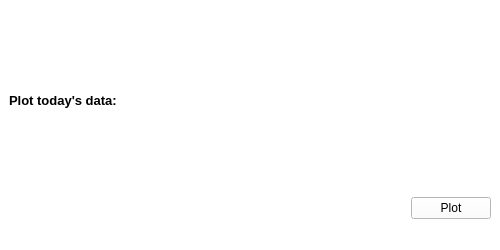
Before: the Qt Designer form src/covid19_nz_data_processing/app/ui_plot_app.ui in mahyar-osn/covid19_nz_data_processing, drawn with Qt 5.
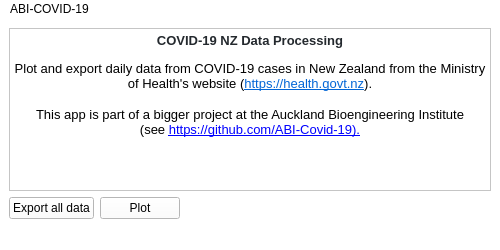
After: the same form once the commit is applied. Icons and pictures are not drawn.

Commit message: some UI update to allow for CSV export of data

```diff
--- a/src/covid19_nz_data_processing/app/ui_plot_app.ui
+++ b/src/covid19_nz_data_processing/app/ui_plot_app.ui
@@ -36,34 +36,34 @@
    <string notr="true">background-color: rgb(255, 255, 255);</string>
   </property>
   <widget class="QWidget" name="centralwidget">
-   <layout class="QGridLayout" name="gridLayout">
-    <item row="0" column="0">
-     <widget class="QLabel" name="source_path">
-      <property name="enabled">
-       <bool>true</bool>
+   <layout class="QFormLayout" name="formLayout">
+    <item row="0" column="0" colspan="2">
+     <widget class="QTextBrowser" name="textBrowser">
+      <property name="html">
+       <string>&lt;!DOCTYPE HTML PUBLIC &quot;-//W3C//DTD HTML 4.0//EN&quot; &quot;http://www.w3.org/TR/REC-html40/strict.dtd&quot;&gt;
+&lt;html&gt;&lt;head&gt;&lt;meta name=&quot;qrichtext&quot; content=&quot;1&quot; /&gt;&lt;style type=&quot;text/css&quot;&gt;
+p, li { white-space: pre-wrap; }
+&lt;/style&gt;&lt;/head&gt;&lt;body style=&quot; font-family:'MS Shell Dlg 2'; font-size:8.25pt; font-weight:400; font-style:normal;&quot;&gt;
+&lt;p align=&quot;center&quot; style=&quot; margin-top:0px; margin-bottom:16px; margin-left:0px; margin-right:0px; -qt-block-indent:0; text-indent:0px; background-color:#ffffff;&quot;&gt;&lt;span style=&quot; font-family:'-apple-system,BlinkMacSystemFont,Segoe UI,Helvetica,Arial,sans-serif,Apple Color Emoji,Segoe UI Emoji'; font-size:10pt; font-weight:600; color:#24292e; background-color:#ffffff;&quot;&gt;COVID-19 NZ Data Processing&lt;br /&gt;&lt;/span&gt;&lt;span style=&quot; font-size:8pt;&quot;&gt;&lt;br /&gt;&lt;/span&gt;&lt;span style=&quot; font-size:10pt;&quot;&gt;Plot and export daily data from COVID-19 cases in New Zealand from the Ministry of Health's website (&lt;/span&gt;&lt;a href=&quot;https://health.govt.nz/&quot;&gt;&lt;span style=&quot; font-family:'-apple-system,BlinkMacSystemFont,Segoe UI,Helvetica,Arial,sans-serif,Apple Color Emoji,Segoe UI Emoji'; font-size:10pt; text-decoration: underline; color:#0366d6; background-color:#ffffff;&quot;&gt;https://health.govt.nz&lt;/span&gt;&lt;/a&gt;&lt;span style=&quot; font-size:10pt;&quot;&gt;).&lt;/span&gt;&lt;/p&gt;
+&lt;p align=&quot;center&quot; style=&quot; margin-top:0px; margin-bottom:0px; margin-left:0px; margin-right:0px; -qt-block-indent:0; text-indent:0px;&quot;&gt;&lt;span style=&quot; font-size:10pt;&quot;&gt;This app is part of a bigger project at the Auckland Bioengineering Institute&lt;/span&gt;&lt;/p&gt;
+&lt;p align=&quot;center&quot; style=&quot; margin-top:0px; margin-bottom:0px; margin-left:0px; margin-right:0px; -qt-block-indent:0; text-indent:0px;&quot;&gt;&lt;span style=&quot; font-size:10pt;&quot;&gt;(see &lt;/span&gt;&lt;a href=&quot;https://github.com/ABI-Covid-19&quot;&gt;&lt;span style=&quot; font-size:10pt; text-decoration: underline; color:#0000ff;&quot;&gt;https://github.com/ABI-Covid-19).&lt;/span&gt;&lt;/a&gt;&lt;/p&gt;&lt;/body&gt;&lt;/html&gt;</string>
       </property>
+     </widget>
+    </item>
+    <item row="2" column="0">
+     <widget class="QPushButton" name="export_2">
       <property name="sizePolicy">
-       <sizepolicy hsizetype="Expanding" vsizetype="Expanding">
+       <sizepolicy hsizetype="Maximum" vsizetype="Fixed">
         <horstretch>0</horstretch>
         <verstretch>0</verstretch>
        </sizepolicy>
       </property>
-      <property name="font">
-       <font>
-        <pointsize>10</pointsize>
-        <weight>75</weight>
-        <bold>true</bold>
-       </font>
-      </property>
-      <property name="styleSheet">
-       <string notr="true"/>
-      </property>
       <property name="text">
-       <string>Plot today's data:</string>
+       <string>Export all data</string>
       </property>
      </widget>
     </item>
-    <item row="1" column="1">
+    <item row="2" column="1">
      <widget class="QPushButton" name="open">
       <property name="sizePolicy">
        <sizepolicy hsizetype="Maximum" vsizetype="Fixed">
@@ -97,6 +97,12 @@
    <property name="nativeMenuBar">
     <bool>false</bool>
    </property>
+   <widget class="QMenu" name="menuNZ_COVID_19_Data_Processing">
+    <property name="title">
+     <string>ABI-COVID-19</string>
+    </property>
+   </widget>
+   <addaction name="menuNZ_COVID_19_Data_Processing"/>
   </widget>
  </widget>
  <resources/>
```
The commit also changes 2 other files.
